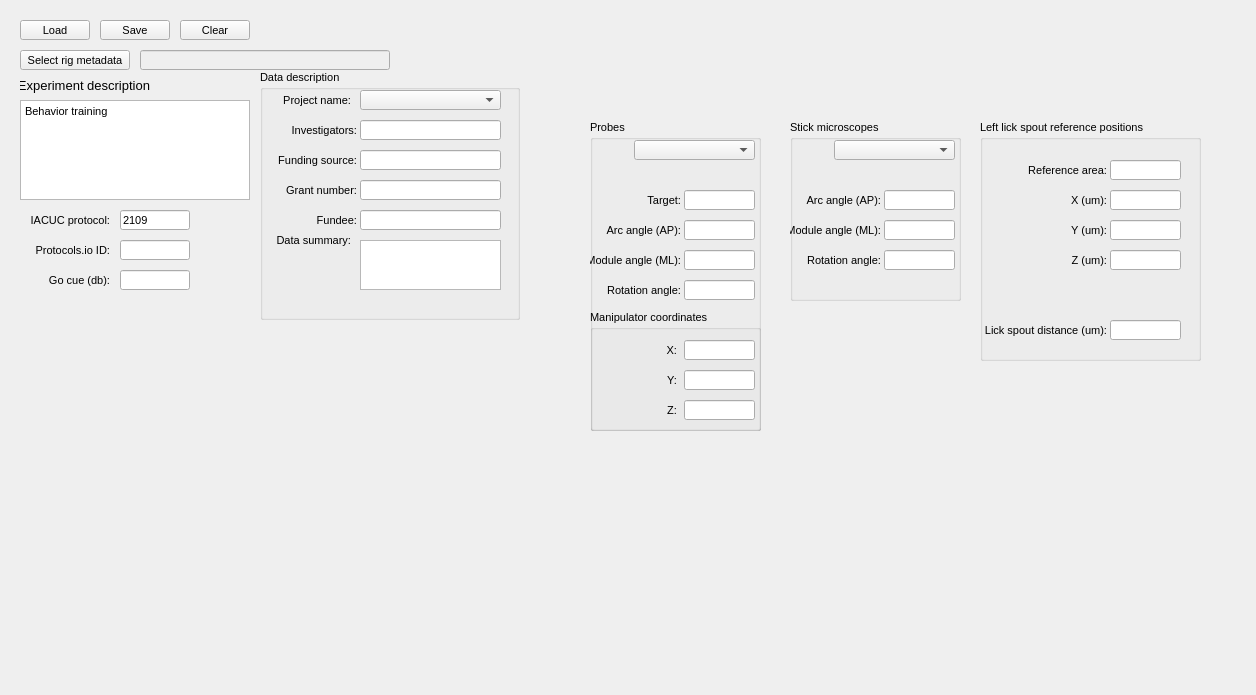
Above: src/foraging_gui/MetaData.ui from AllenNeuralDynamics/dynamic-foraging-task before the change. Below: the same form after it.
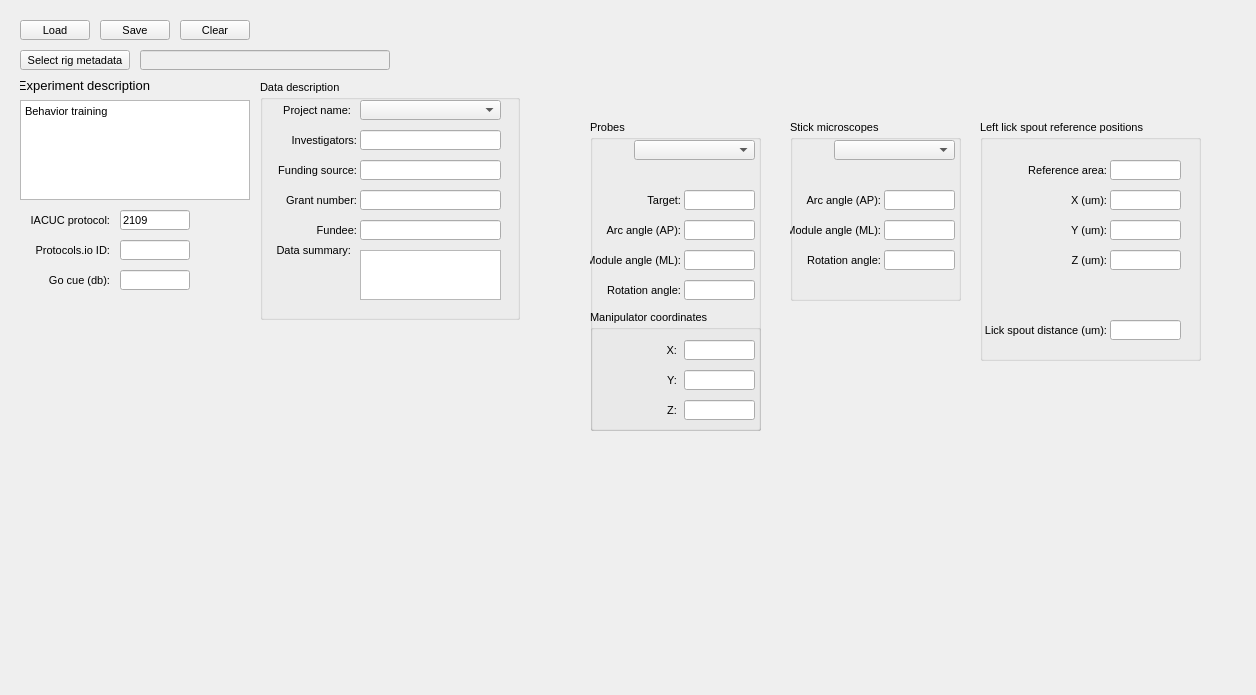
That is the form after the change.

```diff
--- a/src/foraging_gui/MetaData.ui
+++ b/src/foraging_gui/MetaData.ui
@@ -867,9 +867,9 @@
    <property name="geometry">
     <rect>
      <x>260</x>
-     <y>70</y>
+     <y>80</y>
      <width>260</width>
-     <height>250</height>
+     <height>240</height>
     </rect>
    </property>
    <property name="title">
```
